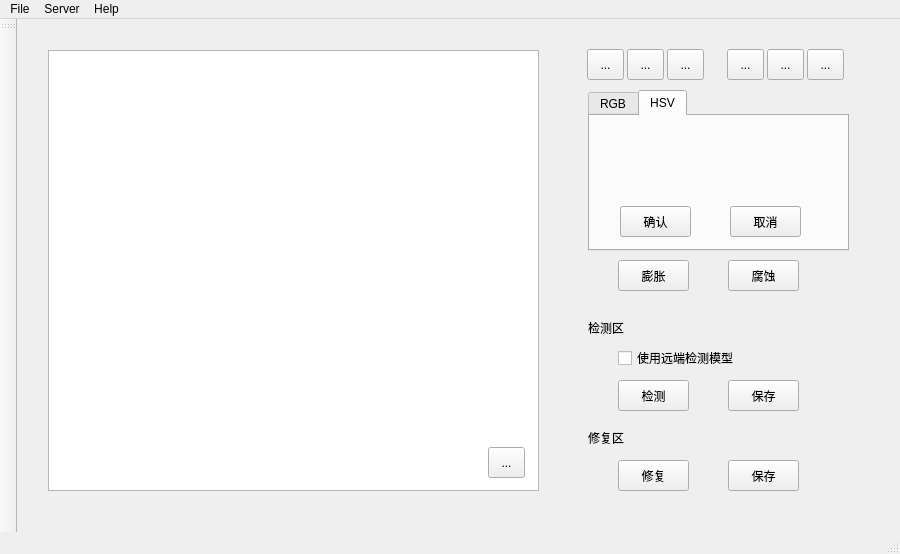
Qt form oldPhotoRestoration/mainWindow.ui (dorren002/oldPhotoLabelingAndRestorationSystem) before a commit.
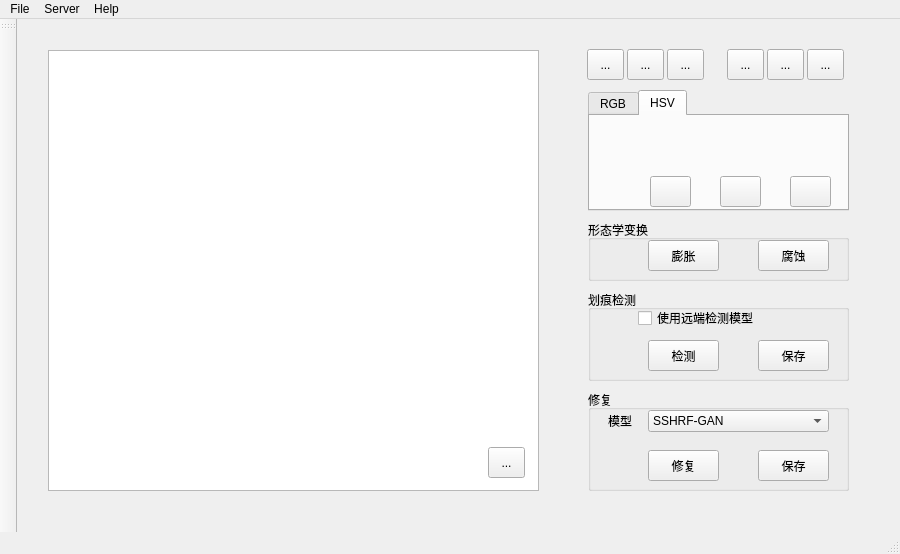
The same form after that commit. The open tabs and pages were chosen to show the change. Custom widgets are drawn as their Qt base class.

The edit to the form file:
```diff
--- a/oldPhotoRestoration/mainWindow.ui
+++ b/oldPhotoRestoration/mainWindow.ui
@@ -132,7 +132,7 @@
           <x>20</x>
           <y>50</y>
           <width>261</width>
-          <height>161</height>
+          <height>121</height>
          </rect>
         </property>
         <property name="currentIndex">
@@ -186,10 +186,10 @@
          <widget class="boxSlider" name="hsvSlider" native="true">
           <property name="geometry">
            <rect>
-            <x>20</x>
-            <y>20</y>
+            <x>30</x>
+            <y>10</y>
             <width>211</width>
-            <height>51</height>
+            <height>41</height>
            </rect>
           </property>
           <layout class="QHBoxLayout" name="horizontalLayout_4"/>
@@ -198,103 +198,70 @@
           <property name="geometry">
            <rect>
             <x>10</x>
-            <y>70</y>
+            <y>60</y>
             <width>231</width>
-            <height>61</height>
+            <height>31</height>
            </rect>
           </property>
           <widget class="QToolButton" name="btnSelectHSV">
            <property name="geometry">
             <rect>
-             <x>20</x>
-             <y>20</y>
-             <width>71</width>
+             <x>50</x>
+             <y>0</y>
+             <width>41</width>
              <height>31</height>
             </rect>
            </property>
            <property name="text">
-            <string>确认</string>
+            <string/>
            </property>
           </widget>
           <widget class="QToolButton" name="btnCancelHSV">
            <property name="geometry">
             <rect>
-             <x>130</x>
-             <y>20</y>
-             <width>71</width>
+             <x>120</x>
+             <y>0</y>
+             <width>41</width>
              <height>31</height>
             </rect>
            </property>
            <property name="text">
-            <string>取消</string>
+            <string/>
+           </property>
+          </widget>
+          <widget class="QToolButton" name="btnResetHSVth">
+           <property name="geometry">
+            <rect>
+             <x>190</x>
+             <y>0</y>
+             <width>41</width>
+             <height>31</height>
+            </rect>
+           </property>
+           <property name="text">
+            <string/>
            </property>
           </widget>
          </widget>
         </widget>
        </widget>
-       <widget class="QLabel" name="label_3">
+       <widget class="QGroupBox" name="groupBox_2">
         <property name="geometry">
          <rect>
           <x>20</x>
-          <y>390</y>
-          <width>54</width>
-          <height>16</height>
-         </rect>
-        </property>
-        <property name="text">
-         <string>修复区</string>
-        </property>
-       </widget>
-       <widget class="QWidget" name="widget_4" native="true">
-        <property name="geometry">
-         <rect>
-          <x>20</x>
-          <y>210</y>
+          <y>250</y>
           <width>261</width>
-          <height>60</height>
+          <height>91</height>
          </rect>
         </property>
-        <widget class="QToolButton" name="btnErode">
-         <property name="geometry">
-          <rect>
-           <x>140</x>
-           <y>10</y>
-           <width>71</width>
-           <height>31</height>
-          </rect>
-         </property>
-         <property name="text">
-          <string>腐蚀</string>
-         </property>
-        </widget>
-        <widget class="QToolButton" name="btnDilate">
-         <property name="geometry">
-          <rect>
-           <x>30</x>
-           <y>10</y>
-           <width>71</width>
-           <height>31</height>
-          </rect>
-         </property>
-         <property name="text">
-          <string>膨胀</string>
-         </property>
-        </widget>
-       </widget>
-       <widget class="QWidget" name="widget_5" native="true">
-        <property name="geometry">
-         <rect>
-          <x>20</x>
-          <y>300</y>
-          <width>261</width>
-          <height>81</height>
-         </rect>
+        <property name="title">
+         <string>划痕检测</string>
         </property>
         <widget class="QToolButton" name="btnDetect">
          <property name="geometry">
           <rect>
-           <x>30</x>
-           <y>40</y>
+           <x>60</x>
+           <y>50</y>
            <width>71</width>
            <height>31</height>
           </rect>
@@ -306,8 +273,8 @@
         <widget class="QToolButton" name="btnSaveMask">
          <property name="geometry">
           <rect>
-           <x>140</x>
-           <y>40</y>
+           <x>170</x>
+           <y>50</y>
            <width>71</width>
            <height>31</height>
           </rect>
@@ -319,8 +286,8 @@
         <widget class="QCheckBox" name="useServerCheckBox">
          <property name="geometry">
           <rect>
-           <x>30</x>
-           <y>10</y>
+           <x>50</x>
+           <y>20</y>
            <width>161</width>
            <height>16</height>
           </rect>
@@ -330,44 +297,111 @@
          </property>
         </widget>
        </widget>
-       <widget class="QToolButton" name="btnRestore">
+       <widget class="QGroupBox" name="groupBox_3">
         <property name="geometry">
          <rect>
-          <x>50</x>
-          <y>420</y>
-          <width>71</width>
-          <height>31</height>
+          <x>20</x>
+          <y>350</y>
+          <width>261</width>
+          <height>101</height>
          </rect>
         </property>
-        <property name="text">
+        <property name="title">
          <string>修复</string>
         </property>
+        <widget class="QToolButton" name="btnRestore">
+         <property name="geometry">
+          <rect>
+           <x>60</x>
+           <y>60</y>
+           <width>71</width>
+           <height>31</height>
+          </rect>
+         </property>
+         <property name="text">
+          <string>修复</string>
+         </property>
+        </widget>
+        <widget class="QToolButton" name="btnSave">
+         <property name="geometry">
+          <rect>
+           <x>170</x>
+           <y>60</y>
+           <width>71</width>
+           <height>31</height>
+          </rect>
+         </property>
+         <property name="text">
+          <string>保存</string>
+         </property>
+        </widget>
+        <widget class="QComboBox" name="comboBox">
+         <property name="geometry">
+          <rect>
+           <x>60</x>
+           <y>20</y>
+           <width>181</width>
+           <height>22</height>
+          </rect>
+         </property>
+         <item>
+          <property name="text">
+           <string>SSHRF-GAN</string>
+          </property>
+         </item>
+        </widget>
+        <widget class="QLabel" name="label">
+         <property name="geometry">
+          <rect>
+           <x>20</x>
+           <y>20</y>
+           <width>31</width>
+           <height>21</height>
+          </rect>
+         </property>
+         <property name="text">
+          <string>模型</string>
+         </property>
+        </widget>
        </widget>
-       <widget class="QToolButton" name="btnSave">
-        <property name="geometry">
-         <rect>
-          <x>160</x>
-          <y>420</y>
-          <width>71</width>
-          <height>31</height>
-         </rect>
-        </property>
-        <property name="text">
-         <string>保存</string>
-        </property>
-       </widget>
-       <widget class="QLabel" name="label_4">
+       <widget class="QGroupBox" name="groupBox">
         <property name="geometry">
          <rect>
           <x>20</x>
-          <y>280</y>
-          <width>54</width>
-          <height>16</height>
+          <y>180</y>
+          <width>261</width>
+          <height>61</height>
          </rect>
         </property>
-        <property name="text">
-         <string>检测区</string>
+        <property name="title">
+         <string>形态学变换</string>
         </property>
+        <widget class="QToolButton" name="btnDilate">
+         <property name="geometry">
+          <rect>
+           <x>60</x>
+           <y>20</y>
+           <width>71</width>
+           <height>31</height>
+          </rect>
+         </property>
+         <property name="text">
+          <string>膨胀</string>
+         </property>
+        </widget>
+        <widget class="QToolButton" name="btnErode">
+         <property name="geometry">
+          <rect>
+           <x>170</x>
+           <y>20</y>
+           <width>71</width>
+           <height>31</height>
+          </rect>
+         </property>
+         <property name="text">
+          <string>腐蚀</string>
+         </property>
+        </widget>
        </widget>
       </widget>
       <widget class="ImageView" name="labelingGraphicView">
```
Left out of the diff: 43 changed lines with no effect on the pictures.
